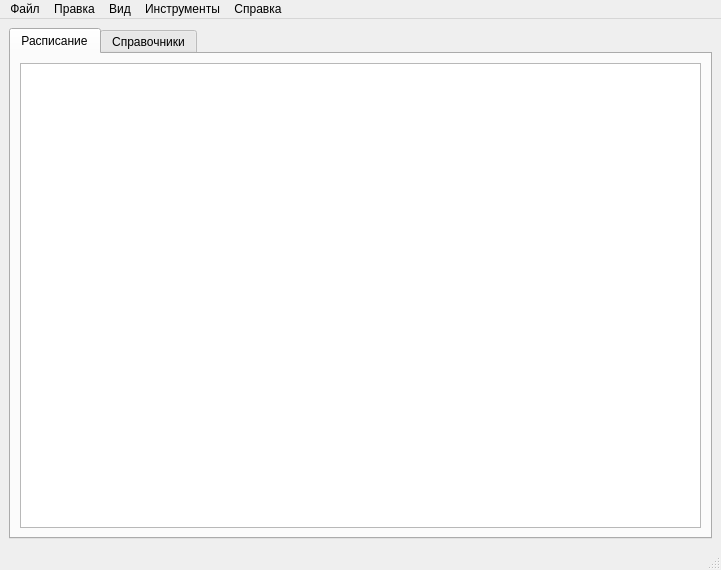
This is src/interface/mainwindow.ui in YoukaiCat/TMIS as Qt 5 draws it before an edit. The edited form follows.
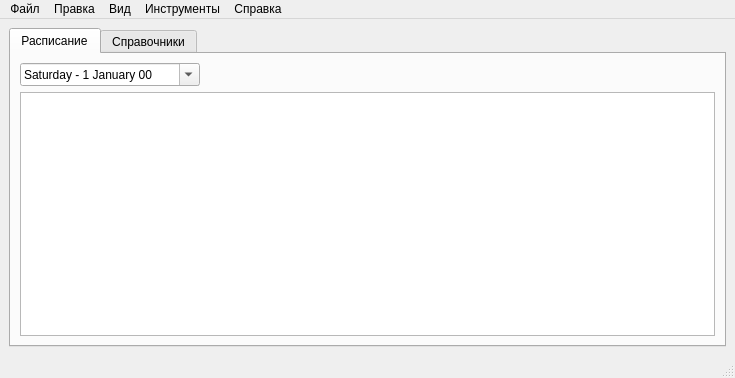
This is the edited form.

Commit message: Make studiesTableView look like timetable in spreadsheet

Patch:
```diff
--- a/src/interface/mainwindow.ui
+++ b/src/interface/mainwindow.ui
@@ -6,8 +6,8 @@
    <rect>
     <x>0</x>
     <y>0</y>
-    <width>721</width>
-    <height>570</height>
+    <width>735</width>
+    <height>378</height>
    </rect>
   </property>
   <property name="windowTitle">
@@ -26,11 +26,51 @@
        </attribute>
        <layout class="QGridLayout" name="gridLayout_2">
         <item row="0" column="0">
-         <widget class="QTableView" name="studiesTableView">
-          <property name="sortingEnabled">
-           <bool>true</bool>
-          </property>
-         </widget>
+         <layout class="QGridLayout" name="gridLayout_13">
+          <item row="1" column="0">
+           <widget class="QTableView" name="studiesTableView">
+            <property name="sortingEnabled">
+             <bool>true</bool>
+            </property>
+            <attribute name="verticalHeaderShowSortIndicator" stdset="0">
+             <bool>true</bool>
+            </attribute>
+           </widget>
+          </item>
+          <item row="0" column="0">
+           <layout class="QHBoxLayout" name="horizontalLayout">
+            <item>
+             <widget class="QDateEdit" name="dateDateEdit">
+              <property name="wrapping">
+               <bool>false</bool>
+              </property>
+              <property name="readOnly">
+               <bool>false</bool>
+              </property>
+              <property name="displayFormat">
+               <string>dddd - d MMMM yy</string>
+              </property>
+              <property name="calendarPopup">
+               <bool>true</bool>
+              </property>
+             </widget>
+            </item>
+            <item>
+             <spacer name="horizontalSpacer">
+              <property name="orientation">
+               <enum>Qt::Horizontal</enum>
+              </property>
+              <property name="sizeHint" stdset="0">
+               <size>
+                <width>40</width>
+                <height>20</height>
+               </size>
+              </property>
+             </spacer>
+            </item>
+           </layout>
+          </item>
+         </layout>
         </item>
        </layout>
       </widget>
@@ -147,7 +187,7 @@
     <rect>
      <x>0</x>
      <y>0</y>
-     <width>721</width>
+     <width>735</width>
      <height>20</height>
     </rect>
    </property>
```
The commit also changes 2 other files.
